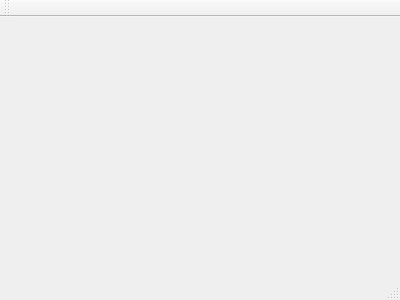
bastiangardel/EasyPayClientAdmin, file TB_Admin_client/mainwindow.ui: the form before one commit.
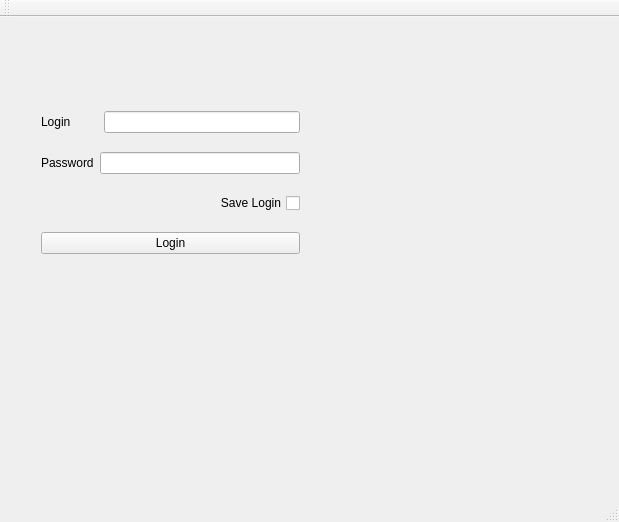
The form after the commit.

The edit to the form file:
```diff
--- a/TB_Admin_client/mainwindow.ui
+++ b/TB_Admin_client/mainwindow.ui
@@ -1,24 +1,108 @@
 <ui version="4.0">
  <class>MainWindow</class>
- <widget class="QMainWindow" name="MainWindow" >
-  <property name="geometry" >
+ <widget class="QMainWindow" name="MainWindow">
+  <property name="geometry">
    <rect>
     <x>0</x>
     <y>0</y>
-    <width>400</width>
-    <height>300</height>
+    <width>619</width>
+    <height>522</height>
    </rect>
   </property>
   <property name="windowTitle" >
    <string>MainWindow</string>
   </property>
-  <widget class="QMenuBar" name="menuBar" />
-  <widget class="QToolBar" name="mainToolBar" />
-  <widget class="QWidget" name="centralWidget" />
-  <widget class="QStatusBar" name="statusBar" />
+  <widget class="QWidget" name="centralWidget">
+   <widget class="QWidget" name="verticalLayoutWidget">
+    <property name="geometry">
+     <rect>
+      <x>30</x>
+      <y>70</y>
+      <width>281</width>
+      <height>191</height>
+     </rect>
+    </property>
+    <layout class="QVBoxLayout" name="verticalLayout">
+     <item>
+      <layout class="QHBoxLayout" name="horizontalLayout_4">
+       <property name="spacing">
+        <number>33</number>
+       </property>
+       <item>
+        <widget class="QLabel" name="label">
+         <property name="text">
+          <string>Login</string>
+         </property>
+        </widget>
+       </item>
+       <item>
+        <widget class="QLineEdit" name="lineEdit"/>
+       </item>
+      </layout>
+     </item>
+     <item>
+      <layout class="QHBoxLayout" name="horizontalLayout_3">
+       <item>
+        <widget class="QLabel" name="label_2">
+         <property name="text">
+          <string>Password</string>
+         </property>
+        </widget>
+       </item>
+       <item>
+        <widget class="QLineEdit" name="lineEdit_2"/>
+       </item>
+      </layout>
+     </item>
+     <item>
+      <layout class="QHBoxLayout" name="horizontalLayout">
+       <item>
+        <widget class="QCheckBox" name="checkBox">
+         <property name="layoutDirection">
+          <enum>Qt::RightToLeft</enum>
+         </property>
+         <property name="text">
+          <string>Save Login</string>
+         </property>
+        </widget>
+       </item>
+      </layout>
+     </item>
+     <item>
+      <layout class="QHBoxLayout" name="horizontalLayout_2">
+       <item>
+        <widget class="QPushButton" name="pushButton">
+         <property name="text">
+          <string>Login</string>
+         </property>
+        </widget>
+       </item>
+      </layout>
+     </item>
+    </layout>
+   </widget>
+  </widget>
+  <widget class="QMenuBar" name="menuBar">
+   <property name="geometry">
+    <rect>
+     <x>0</x>
+     <y>0</y>
+     <width>619</width>
+     <height>22</height>
+    </rect>
+   </property>
+  </widget>
+  <widget class="QToolBar" name="mainToolBar">
+   <attribute name="toolBarArea">
+    <enum>TopToolBarArea</enum>
+   </attribute>
+   <attribute name="toolBarBreak">
+    <bool>false</bool>
+   </attribute>
+  </widget>
+  <widget class="QStatusBar" name="statusBar"/>
  </widget>
- <layoutDefault spacing="6" margin="11" />
- <pixmapfunction></pixmapfunction>
+ <layoutdefault spacing="6" margin="11"/>
  <resources/>
  <connections/>
 </ui>
```
Left out of the diff: 3 changed lines with no effect on the pictures.
